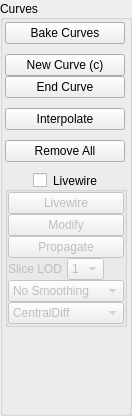
nci/drishti, file tools/paint/curvesmenu.ui: the form before one commit.
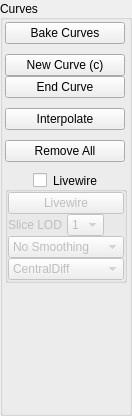
The form after the commit.

The edit to the form file:
```diff
--- a/tools/paint/curvesmenu.ui
+++ b/tools/paint/curvesmenu.ui
@@ -347,38 +347,6 @@
                 </property>
                </widget>
               </item>
-              <item>
-               <widget class="QPushButton" name="modify">
-                <property name="maximumSize">
-                 <size>
-                  <width>120</width>
-                  <height>30</height>
-                 </size>
-                </property>
-                <property name="text">
-                 <string>Modify</string>
-                </property>
-                <property name="checkable">
-                 <bool>true</bool>
-                </property>
-               </widget>
-              </item>
-              <item>
-               <widget class="QPushButton" name="propagate">
-                <property name="maximumSize">
-                 <size>
-                  <width>120</width>
-                  <height>30</height>
-                 </size>
-                </property>
-                <property name="text">
-                 <string>Propagate</string>
-                </property>
-                <property name="checkable">
-                 <bool>true</bool>
-                </property>
-               </widget>
-              </item>
               <item>
                <layout class="QHBoxLayout" name="horizontalLayout_7">
                 <property name="spacing">
```
